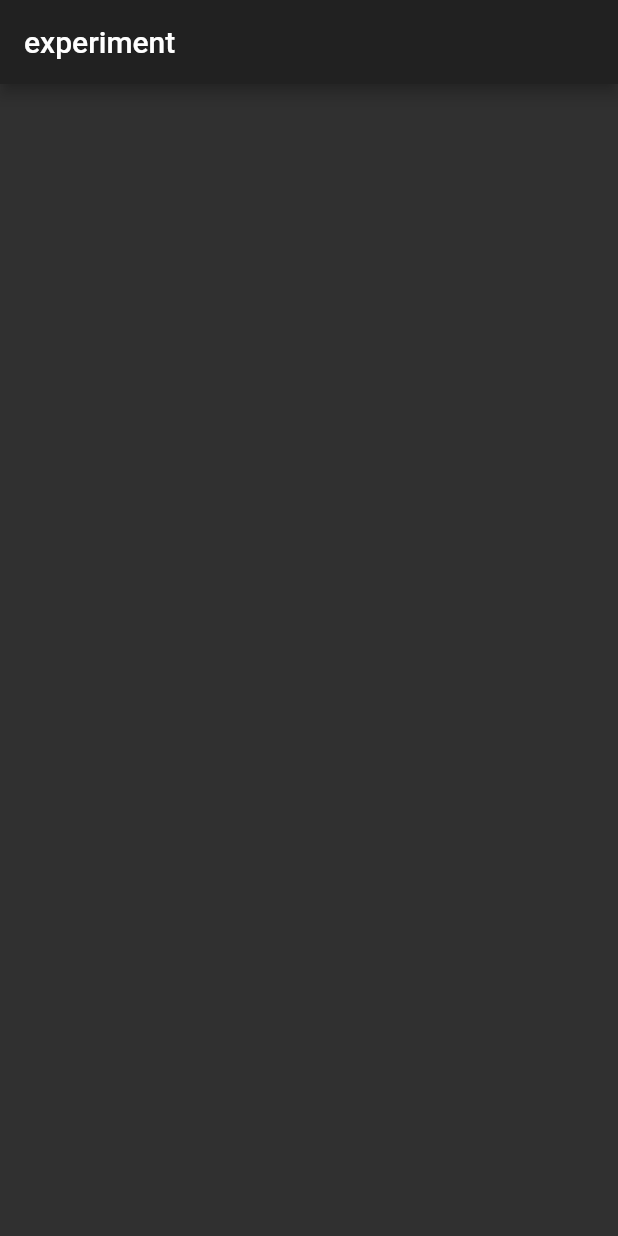
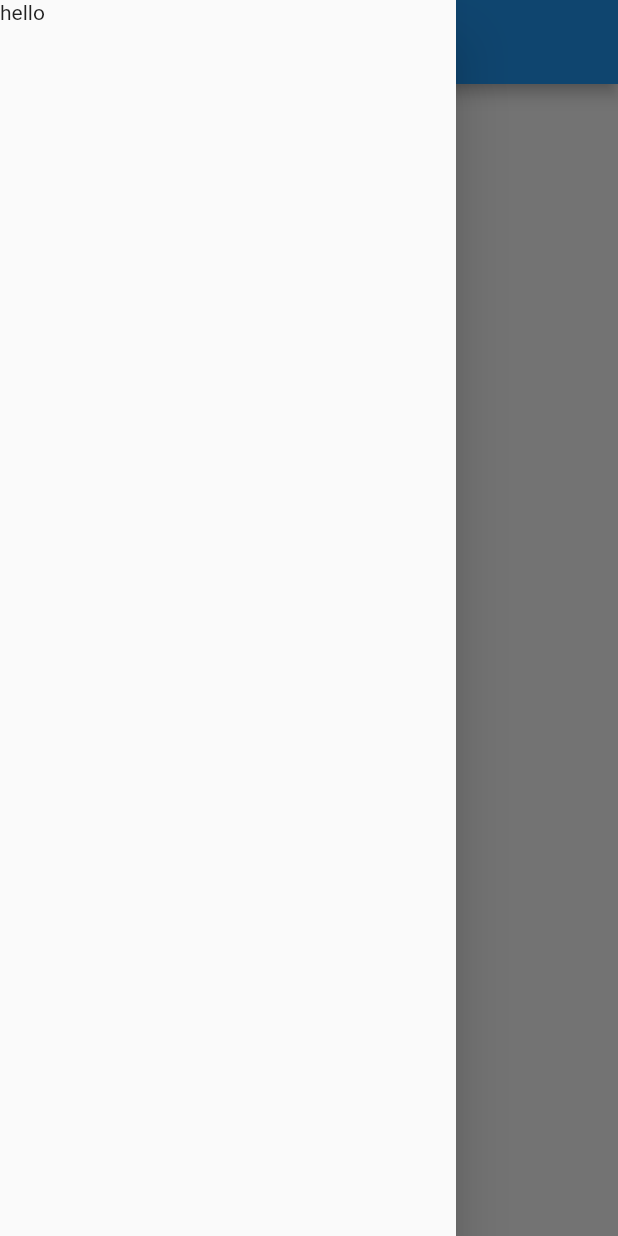
Before and after one commit to birajsubedi/learning-flutter, a Flutter app: the screen it shows after launch, with the side drawer open (before the commit the screen has no drawer), on a phone screen of 412 x 824 dp. Run offline on Flutter 3.47's test engine with Material 2 defaults, Android fonts, the phone set to English and light mode, and no system bars.

Commit message:
second Commit

```diff
--- a/LearningFlutter/lib/main.dart
+++ b/LearningFlutter/lib/main.dart
@@ -1,19 +1,20 @@
 import 'package:flutter/material.dart';
 
-void main() => runApp(Home());
+void main() => runApp(MaterialApp(
+      home: Home(),
+      debugShowCheckedModeBanner:
+          false, // removes DEBUG banner at the top right corner of the application
+    ));
 
 class Home extends StatelessWidget {
   @override
   Widget build(BuildContext context) {
-    return MaterialApp(
-      debugShowCheckedModeBanner:
-          false, // removes DEBUG banner at the top right corner of the application
-
-      theme: ThemeData(brightness: Brightness.dark),
-      home: Scaffold(
-        appBar: AppBar(
-          title: Text('experiment'),
-        ),
+    return Scaffold(
+      drawer: Drawer(
+        child: Text('hello'),
+      ),
+      appBar: AppBar(
+        title: Text('experiment'),
       ),
     );
   }
```
Also changed, not shown: 1 other file.
